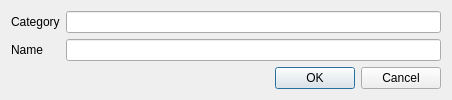
3liz/QuickOSM, file ui/save_query.ui: the form before one commit.
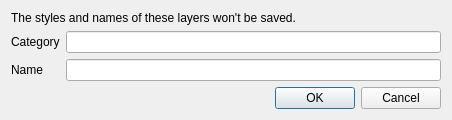
The form after the commit.

Commit message: add info about saving

Diff of the .ui file:
```diff
--- a/ui/save_query.ui
+++ b/ui/save_query.ui
@@ -7,13 +7,20 @@
     <x>0</x>
     <y>0</y>
     <width>452</width>
-    <height>89</height>
+    <height>108</height>
    </rect>
   </property>
   <property name="windowTitle">
    <string>QuickOSM - Save query</string>
   </property>
   <layout class="QVBoxLayout" name="verticalLayout">
+   <item>
+    <widget class="QLabel" name="label_3">
+     <property name="text">
+      <string>The styles and names of these layers won't be saved.</string>
+     </property>
+    </widget>
+   </item>
    <item>
     <layout class="QFormLayout" name="formLayout">
      <item row="0" column="0">
```
The commit also changes 1 other file.
